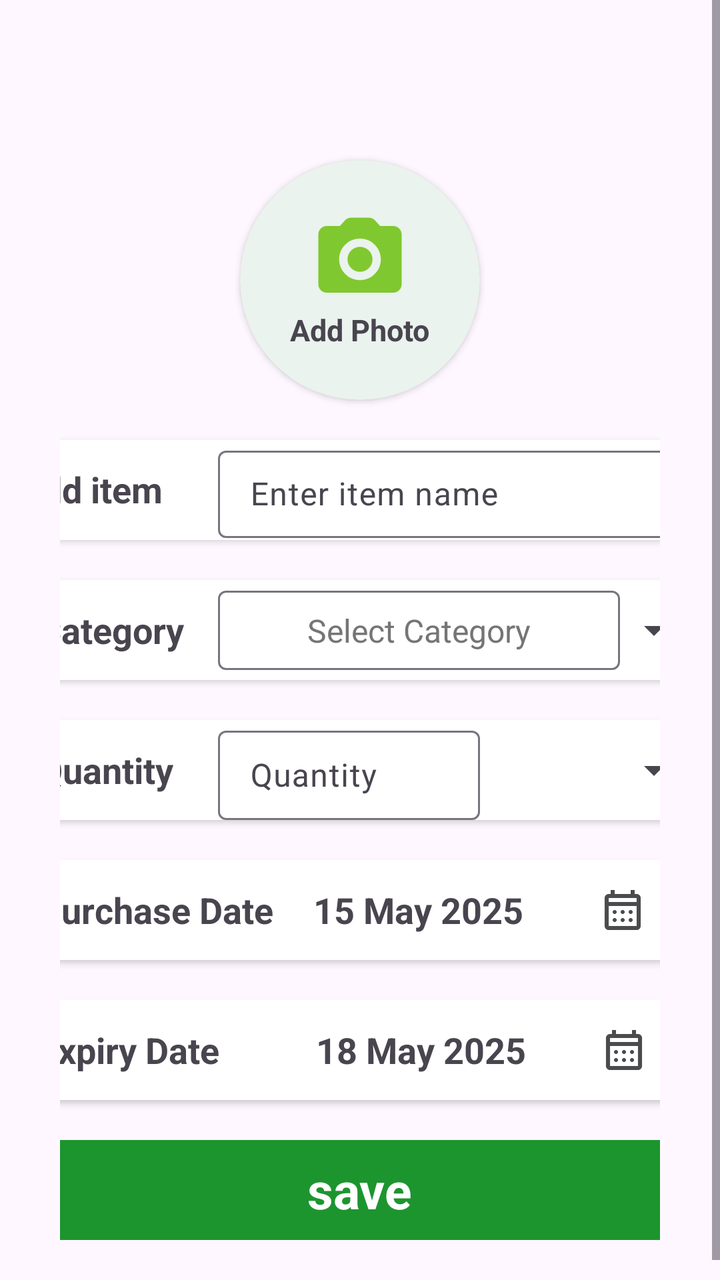
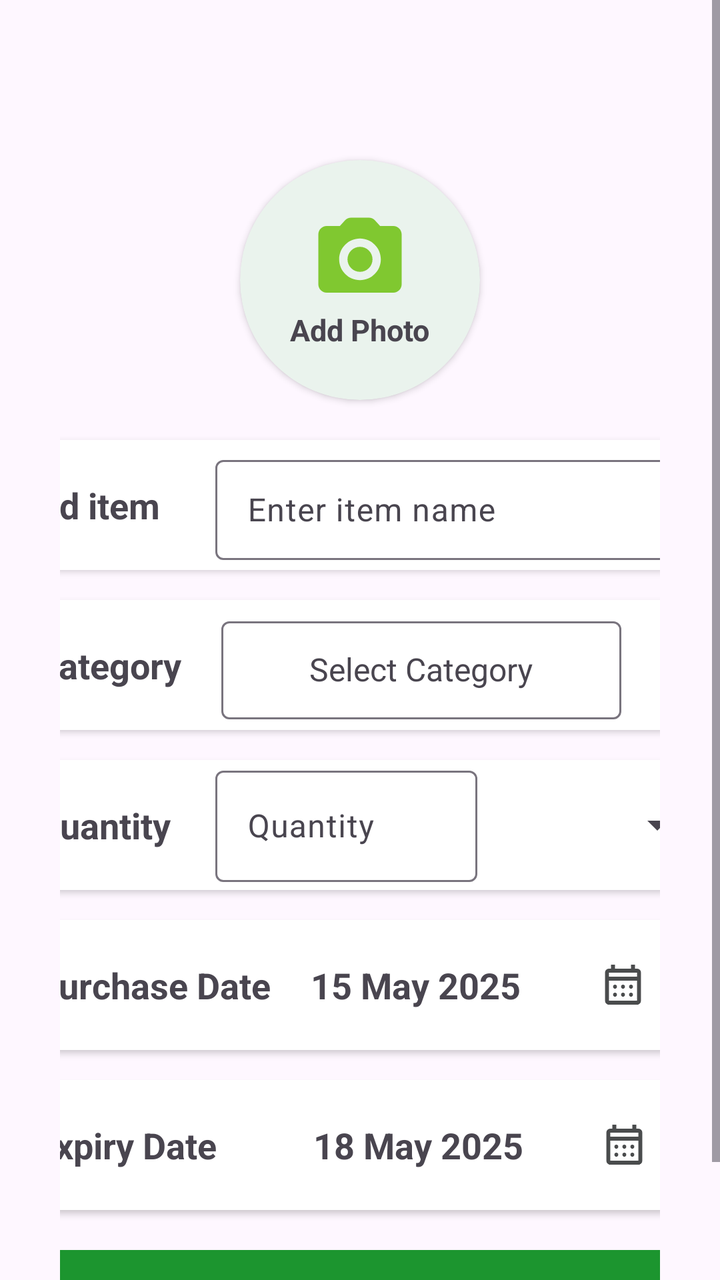

An Android layout rendered at two revisions. The XML below is the earlier revision; the diff shows what the commit changed to produce the second picture.
<!-- AndroidManifest.xml: application theme Theme.FridgeWise -->
<!-- res/layout/fragment_add_item.xml -->
<?xml version="1.0" encoding="utf-8"?>
<androidx.constraintlayout.widget.ConstraintLayout xmlns:android="http://schemas.android.com/apk/res/android"
    xmlns:app="http://schemas.android.com/apk/res-auto"
    xmlns:tools="http://schemas.android.com/tools"
    android:layout_width="match_parent"
    android:layout_height="match_parent"
    tools:context=".AddItemFragment">

    


    <TextView
        android:id="@+id/add_item_header"
        android:layout_width="wrap_content"
        android:layout_height="wrap_content"
        android:layout_marginStart="10dp"
        android:layout_marginTop="16dp"
        android:layout_marginBottom="832dp"
        android:text="@string/add_items011"
        android:textColor="#000000"
        android:textSize="25sp"
        android:textStyle="bold"
        app:layout_constraintBottom_toBottomOf="@+id/scrollView3"
        app:layout_constraintEnd_toEndOf="parent"
        app:layout_constraintHorizontal_bias="0.45"
        app:layout_constraintStart_toStartOf="parent"
        app:layout_constraintTop_toTopOf="parent" />

    <ScrollView
        android:id="@+id/scrollView3"
        android:layout_width="match_parent"
        android:layout_height="match_parent"
        app:layout_constraintBottom_toBottomOf="parent"
        app:layout_constraintEnd_toEndOf="parent"
        app:layout_constraintStart_toStartOf="parent"
        app:layout_constraintTop_toTopOf="parent">

        <LinearLayout
            android:layout_width="match_parent"
            android:layout_height="wrap_content"
            android:orientation="vertical"
            android:padding="30dp" >

            <androidx.cardview.widget.CardView
                android:layout_width="120dp"
                android:layout_height="120dp"
                android:layout_gravity="center_horizontal"
                android:layout_marginTop="50dp"
                app:cardCornerRadius="90dp"
                android:backgroundTint="#EAF3ED">

                <LinearLayout
                    android:layout_width="match_parent"
                    android:layout_height="match_parent"
                    android:orientation="vertical"
                    android:gravity="center">


                    <ImageView
                        android:id="@+id/add_item_photo"
                        android:layout_width="50dp"
                        android:layout_height="50dp"
                        android:layout_gravity="center"
                        android:contentDescription="@string/todo01"
                        android:src="@drawable/round_camera_alt_24" />

                    <TextView
                        android:id="@+id/add_item_txt_view"
                        android:layout_width="wrap_content"
                        android:layout_height="wrap_content"
                        android:text="@string/add_photo"
                        android:textSize="15sp"
                        android:textStyle="bold"/>
                </LinearLayout>

            </androidx.cardview.widget.CardView>

            <androidx.cardview.widget.CardView
                android:layout_width="342dp"
                android:layout_height="50dp"
                android:layout_marginTop="20dp"
                android:backgroundTint="@color/white"
                app:cardCornerRadius="15dp"
                android:layout_gravity="center">

                <LinearLayout
                    android:layout_width="match_parent"
                    android:layout_height="49dp"
                    android:gravity="center"
                    android:orientation="horizontal">

                    <TextView
                        android:id="@+id/add_item_txt01"
                        android:layout_width="100dp"
                        android:layout_height="wrap_content"
                        android:paddingEnd="10dp"
                        android:paddingStart="0dp"
                        android:text="Add item"
                        android:textSize="18sp"
                        android:textStyle="bold" />

                    <com.google.android.material.textfield.TextInputLayout
                        android:layout_width="0dp"
                        android:layout_height="match_parent"
                        android:paddingEnd="8dp"
                        android:paddingStart="0dp"
                        android:layout_weight="1">

                        <com.google.android.material.textfield.TextInputEditText
                            android:layout_width="match_parent"
                            android:layout_height="match_parent"
                            android:layout_weight="1"
                            android:layout_gravity="center"
                            android:hint="@string/enter_item_name"
                            android:textColorHint="@color/text_gray"

                            />
                    </com.google.android.material.textfield.TextInputLayout>

                </LinearLayout>
            </androidx.cardview.widget.CardView>

            <androidx.cardview.widget.CardView
                android:layout_width="342dp"
                android:layout_height="50dp"
                android:layout_marginTop="20dp"
                android:backgroundTint="@color/white"
                app:cardCornerRadius="15dp"
                android:layout_gravity="center" >

                <LinearLayout
                    android:layout_width="match_parent"
                    android:layout_height="match_parent"
                    android:orientation="horizontal">

                    <TextView
                        android:id="@+id/add_category_txt02"
                        android:layout_width="100dp"
                        android:layout_height="wrap_content"
                        android:paddingStart="10dp"
                        android:paddingEnd="0dp"
                        android:text="@string/category"
                        android:textSize="18sp"
                        android:layout_gravity="center"
                        android:textStyle="bold" />

                    <LinearLayout
                        android:layout_width="206dp"
                        android:layout_height="match_parent"
                        android:orientation="horizontal">

                        <com.google.android.material.textfield.TextInputLayout
                            android:layout_width="match_parent"
                            android:layout_height="match_parent"
                            android:gravity="center"
                            android:paddingEnd="5dp"
                            android:paddingStart="0dp"
                            android:paddingBottom="5dp">


                            <MultiAutoCompleteTextView
                                android:id="@+id/multiAutoCompleteTextView02"
                                android:layout_width="match_parent"
                                android:layout_height="match_parent"
                                android:layout_gravity="center_horizontal"
                                android:layout_weight="1"
                                android:textAlignment="center"
                                android:text="@string/select_category"
                                android:textSize="16sp"
                                android:textColor="@color/text_gray"/>

                        </com.google.android.material.textfield.TextInputLayout>
                    </LinearLayout>

                    <LinearLayout
                        android:layout_width="match_parent"
                        android:layout_height="match_parent"
                        android:orientation="horizontal">

                        <Spinner
                            android:id="@+id/spinner2"
                            android:layout_width="0dp"
                            android:layout_height="match_parent"
                            android:layout_gravity="center"
                            android:layout_weight="1" />
                    </LinearLayout>

                </LinearLayout>

            </androidx.cardview.widget.CardView>

            <androidx.cardview.widget.CardView
                android:layout_width="342dp"
                android:layout_height="50dp"
                android:layout_marginTop="20dp"
                android:backgroundTint="@color/white"
                app:cardCornerRadius="15dp"
                android:layout_gravity="center" >

                <LinearLayout
                    android:layout_width="match_parent"
                    android:layout_height="match_parent"
                    android:orientation="horizontal">

                    <TextView
                        android:id="@+id/add_quantity_txt03"
                        android:layout_width="100dp"
                        android:layout_height="wrap_content"
                        android:paddingEnd="10dp"
                        android:text="@string/quantity"
                        android:layout_gravity="center"
                        android:textSize="18sp"
                        android:paddingStart="10dp"
                        android:textStyle="bold" />

                    <LinearLayout
                        android:layout_width="131dp"
                        android:layout_height="match_parent"
                        android:orientation="horizontal">

                        <com.google.android.material.textfield.TextInputLayout
                            android:layout_width="match_parent"
                            android:layout_height="match_parent">

                            <com.google.android.material.textfield.TextInputEditText
                                android:layout_width="match_parent"
                                android:layout_height="wrap_content"
                                android:hint="Quantity" />
                        </com.google.android.material.textfield.TextInputLayout>
                    </LinearLayout>

                    <LinearLayout
                        android:layout_width="match_parent"
                        android:layout_height="match_parent"
                        android:orientation="horizontal">

                        <Spinner
                            android:id="@+id/spinner3"
                            android:layout_width="wrap_content"
                            android:layout_height="match_parent"
                            android:layout_gravity="center"
                            android:layout_weight="1"
                            />
                    </LinearLayout>

                </LinearLayout>

            </androidx.cardview.widget.CardView>

            <androidx.cardview.widget.CardView
                android:layout_width="342dp"
                android:layout_height="50dp"
                android:layout_marginTop="20dp"
                android:backgroundTint="@color/white"
                app:cardCornerRadius="15dp"
                android:layout_gravity="center" >

                <LinearLayout
                    android:layout_width="match_parent"
                    android:layout_height="match_parent"
                    android:orientation="horizontal">

                    <TextView
                        android:id="@+id/add_purchase_date_txt04"
                        android:layout_width="wrap_content"
                        android:layout_height="wrap_content"
                        android:layout_gravity="center"
                        android:paddingStart="10dp"
                        android:paddingEnd="10dp"
                        android:text="@string/purchase_date"
                        android:textSize="18sp"
                        android:textStyle="bold" />

                    <TextView
                        android:id="@+id/add_date_start_text"
                        android:layout_width="wrap_content"
                        android:layout_height="wrap_content"
                        android:layout_gravity="center"
                        android:paddingStart="10dp"
                        android:paddingEnd="10dp"
                        android:text="@string/_15_may_2025"
                        android:textSize="18sp"
                        android:textStyle="bold" />

                    <ImageView
                        android:id="@+id/imageView11"
                        android:layout_width="0dp"
                        android:layout_height="wrap_content"
                        android:layout_weight="1"
                        android:layout_gravity="center"
                        android:src="@drawable/outline_calendar_month_24" />
                </LinearLayout>
            </androidx.cardview.widget.CardView>

            <androidx.cardview.widget.CardView
                android:layout_width="342dp"
                android:layout_height="50dp"
                android:layout_marginTop="20dp"
                android:backgroundTint="@color/white"
                app:cardCornerRadius="15dp"
                android:layout_gravity="center" >

                <LinearLayout
                    android:layout_width="match_parent"
                    android:layout_height="match_parent"
                    android:orientation="horizontal">

                    <TextView
                        android:id="@+id/add_expiry_date_txt05"
                        android:layout_width="139dp"
                        android:layout_height="wrap_content"
                        android:layout_gravity="center"
                        android:paddingStart="10dp"
                        android:paddingEnd="10dp"
                        android:text="Expiry Date"
                        android:textSize="18sp"
                        android:textStyle="bold" />

                    <TextView
                        android:id="@+id/add_date_end"
                        android:layout_width="wrap_content"
                        android:layout_height="wrap_content"
                        android:layout_gravity="center"
                        android:paddingStart="10dp"
                        android:paddingEnd="10dp"
                        android:text="@string/_18_may_2025"
                        android:textSize="18sp"
                        android:textStyle="bold" />

                    <ImageView
                        android:id="@+id/imageView12"
                        android:layout_width="0dp"
                        android:layout_height="wrap_content"
                        android:layout_weight="1"
                        android:layout_gravity="center"
                        android:src="@drawable/outline_calendar_month_24" />
                </LinearLayout>

            </androidx.cardview.widget.CardView>

            <androidx.cardview.widget.CardView
                android:layout_width="342dp"
                android:layout_height="50dp"
                android:layout_gravity="center"
                android:layout_marginTop="20dp"
                app:cardCornerRadius="15dp"
                android:backgroundTint="#1C952F"

                >

                <TextView
                    android:id="@+id/textView21"
                    android:layout_width="wrap_content"
                    android:layout_height="wrap_content"
                    android:text="@string/save"
                    android:layout_gravity="center"
                    android:textSize="25sp"
                    android:textStyle="bold"
                    android:textColor="@color/white" />
            </androidx.cardview.widget.CardView>

        </LinearLayout>
    </ScrollView>

</androidx.constraintlayout.widget.ConstraintLayout>
<!-- resources referenced by this layout -->
<resources>
  <color name="text_gray">#757575</color>
  <color name="white">#FFFFFF</color>
  <!-- drawable outline_calendar_month_24 (drawable) -->
  <vector xmlns:android="http://schemas.android.com/apk/res/android" android:height="24dp" android:tint="#4A4C4D" android:viewportHeight="960" android:viewportWidth="960" android:width="24dp">
        
      <path android:fillColor="@android:color/white" android:pathData="M200,880Q167,880 143.5,856.5Q120,833 120,800L120,240Q120,207 143.5,183.5Q167,160 200,160L240,160L240,80L320,80L320,160L640,160L640,80L720,80L720,160L760,160Q793,160 816.5,183.5Q840,207 840,240L840,800Q840,833 816.5,856.5Q793,880 760,880L200,880ZM200,800L760,800Q760,800 760,800Q760,800 760,800L760,400L200,400L200,800Q200,800 200,800Q200,800 200,800ZM200,320L760,320L760,240Q760,240 760,240Q760,240 760,240L200,240Q200,240 200,240Q200,240 200,240L200,320ZM200,320L200,240Q200,240 200,240Q200,240 200,240L200,240Q200,240 200,240Q200,240 200,240L200,320ZM480,560Q463,560 451.5,548.5Q440,537 440,520Q440,503 451.5,491.5Q463,480 480,480Q497,480 508.5,491.5Q520,503 520,520Q520,537 508.5,548.5Q497,560 480,560ZM291.5,548.5Q280,537 280,520Q280,503 291.5,491.5Q303,480 320,480Q337,480 348.5,491.5Q360,503 360,520Q360,537 348.5,548.5Q337,560 320,560Q303,560 291.5,548.5ZM640,560Q623,560 611.5,548.5Q600,537 600,520Q600,503 611.5,491.5Q623,480 640,480Q657,480 668.5,491.5Q680,503 680,520Q680,537 668.5,548.5Q657,560 640,560ZM480,720Q463,720 451.5,708.5Q440,697 440,680Q440,663 451.5,651.5Q463,640 480,640Q497,640 508.5,651.5Q520,663 520,680Q520,697 508.5,708.5Q497,720 480,720ZM291.5,708.5Q280,697 280,680Q280,663 291.5,651.5Q303,640 320,640Q337,640 348.5,651.5Q360,663 360,680Q360,697 348.5,708.5Q337,720 320,720Q303,720 291.5,708.5ZM640,720Q623,720 611.5,708.5Q600,697 600,680Q600,663 611.5,651.5Q623,640 640,640Q657,640 668.5,651.5Q680,663 680,680Q680,697 668.5,708.5Q657,720 640,720Z"/>
      
  </vector>
  <!-- drawable round_camera_alt_24 (drawable) -->
  <vector xmlns:android="http://schemas.android.com/apk/res/android" android:height="24dp" android:tint="#80C830" android:viewportHeight="24" android:viewportWidth="24" android:width="24dp">
        
      <path android:fillColor="@android:color/white" android:pathData="M12,12m-3,0a3,3 0,1 1,6 0a3,3 0,1 1,-6 0"/>
        
      <path android:fillColor="@android:color/white" android:pathData="M20,4h-3.17l-1.24,-1.35c-0.37,-0.41 -0.91,-0.65 -1.47,-0.65L9.88,2c-0.56,0 -1.1,0.24 -1.48,0.65L7.17,4L4,4c-1.1,0 -2,0.9 -2,2v12c0,1.1 0.9,2 2,2h16c1.1,0 2,-0.9 2,-2L22,6c0,-1.1 -0.9,-2 -2,-2zM12,17c-2.76,0 -5,-2.24 -5,-5s2.24,-5 5,-5 5,2.24 5,5 -2.24,5 -5,5z"/>
      
  </vector>
  <string name="_15_may_2025">15 May 2025</string>
  <string name="_18_may_2025">18 May 2025</string>
  <string name="add_items011">Add Items</string>
  <string name="add_photo">Add Photo</string>
  <string name="category">Category</string>
  <string name="enter_item_name">Enter item name</string>
  <string name="purchase_date">Purchase Date</string>
  <string name="quantity">Quantity</string>
  <string name="save">save</string>
  <string name="select_category">Select Category</string>
  <string name="todo01">TODO</string>
  <style name="Theme.FridgeWise" parent="Base.Theme.FridgeWise" />
  <style name="Base.Theme.FridgeWise" parent="Theme.Material3.DayNight.NoActionBar">
          
          
      </style>
</resources>

<!-- the commit's change to res/layout/fragment_add_item.xml (unified diff, before → after) -->
@@ -76,8 +76,8 @@
             </androidx.cardview.widget.CardView>
 
             <androidx.cardview.widget.CardView
-                android:layout_width="342dp"
-                android:layout_height="50dp"
+                android:layout_width="345dp"
+                android:layout_height="65dp"
                 android:layout_marginTop="20dp"
                 android:backgroundTint="@color/white"
                 app:cardCornerRadius="15dp"
@@ -85,7 +85,7 @@
 
                 <LinearLayout
                     android:layout_width="match_parent"
-                    android:layout_height="49dp"
+                    android:layout_height="match_parent"
                     android:gravity="center"
                     android:orientation="horizontal">
 
@@ -103,12 +103,11 @@
                         android:layout_width="0dp"
                         android:layout_height="match_parent"
                         android:paddingEnd="8dp"
-                        android:paddingStart="0dp"
                         android:layout_weight="1">
 
                         <com.google.android.material.textfield.TextInputEditText
                             android:layout_width="match_parent"
-                            android:layout_height="match_parent"
+                            android:layout_height="50dp"
                             android:layout_weight="1"
                             android:layout_gravity="center"
                             android:hint="@string/enter_item_name"
@@ -121,12 +120,12 @@
             </androidx.cardview.widget.CardView>
 
             <androidx.cardview.widget.CardView
-                android:layout_width="342dp"
-                android:layout_height="50dp"
-                android:layout_marginTop="20dp"
-                android:backgroundTint="@color/white"
-                app:cardCornerRadius="15dp"
-                android:layout_gravity="center" >
+                android:layout_width="345dp"
+                android:layout_height="65dp"
+                android:layout_gravity="center"
+                android:layout_marginTop="15dp"
+                android:backgroundTint="@color/white"
+                app:cardCornerRadius="15dp">
 
                 <LinearLayout
                     android:layout_width="match_parent"
@@ -137,11 +136,11 @@
                         android:id="@+id/add_category_txt02"
                         android:layout_width="100dp"
                         android:layout_height="wrap_content"
+                        android:layout_gravity="center"
                         android:paddingStart="10dp"
                         android:paddingEnd="0dp"
                         android:text="@string/category"
                         android:textSize="18sp"
-                        android:layout_gravity="center"
                         android:textStyle="bold" />
 
                     <LinearLayout
@@ -152,35 +151,32 @@
                         <com.google.android.material.textfield.TextInputLayout
                             android:layout_width="match_parent"
                             android:layout_height="match_parent"
-                            android:gravity="center"
-                            android:paddingEnd="5dp"
-                            android:paddingStart="0dp"
-                            android:paddingBottom="5dp">
+                            android:gravity="center">
 
 
                             <MultiAutoCompleteTextView
                                 android:id="@+id/multiAutoCompleteTextView02"
-                                android:layout_width="match_parent"
-                                android:layout_height="match_parent"
+                                android:layout_width="200dp"
+                                android:layout_height="49dp"
                                 android:layout_gravity="center_horizontal"
+                                android:gravity="center"
                                 android:layout_weight="1"
-                                android:textAlignment="center"
-                                android:text="@string/select_category"
-                                android:textSize="16sp"
-                                android:textColor="@color/text_gray"/>
+                                android:hint="@string/select_category"
+                                android:textColor="@color/text_gray"
+                                android:textSize="16sp" />
 
                         </com.google.android.material.textfield.TextInputLayout>
                     </LinearLayout>
 
                     <LinearLayout
-                        android:layout_width="match_parent"
+                        android:layout_width="48dp"
                         android:layout_height="match_parent"
                         android:orientation="horizontal">
 
                         <Spinner
                             android:id="@+id/spinner2"
-                            android:layout_width="0dp"
-                            android:layout_height="match_parent"
+                            android:layout_width="48dp"
+                            android:layout_height="53dp"
                             android:layout_gravity="center"
                             android:layout_weight="1" />
                     </LinearLayout>
@@ -190,9 +186,9 @@
             </androidx.cardview.widget.CardView>
 
             <androidx.cardview.widget.CardView
-                android:layout_width="342dp"
-                android:layout_height="50dp"
-                android:layout_marginTop="20dp"
+                android:layout_width="345dp"
+                android:layout_height="65dp"
+                android:layout_marginTop="15dp"
                 android:backgroundTint="@color/white"
                 app:cardCornerRadius="15dp"
                 android:layout_gravity="center" >
@@ -236,11 +232,10 @@
 
                         <Spinner
                             android:id="@+id/spinner3"
-                            android:layout_width="wrap_content"
+                            android:layout_width="50dp"
                             android:layout_height="match_parent"
                             android:layout_gravity="center"
-                            android:layout_weight="1"
-                            />
+                            android:layout_weight="1" />
                     </LinearLayout>
 
                 </LinearLayout>
@@ -248,9 +243,9 @@
             </androidx.cardview.widget.CardView>
 
             <androidx.cardview.widget.CardView
-                android:layout_width="342dp"
-                android:layout_height="50dp"
-                android:layout_marginTop="20dp"
+                android:layout_width="345dp"
+                android:layout_height="65dp"
+                android:layout_marginTop="15dp"
                 android:backgroundTint="@color/white"
                 app:cardCornerRadius="15dp"
                 android:layout_gravity="center" >
@@ -293,9 +288,9 @@
             </androidx.cardview.widget.CardView>
 
             <androidx.cardview.widget.CardView
-                android:layout_width="342dp"
-                android:layout_height="50dp"
-                android:layout_marginTop="20dp"
+                android:layout_width="345dp"
+                android:layout_height="65dp"
+                android:layout_marginTop="15dp"
                 android:backgroundTint="@color/white"
                 app:cardCornerRadius="15dp"
                 android:layout_gravity="center" >
